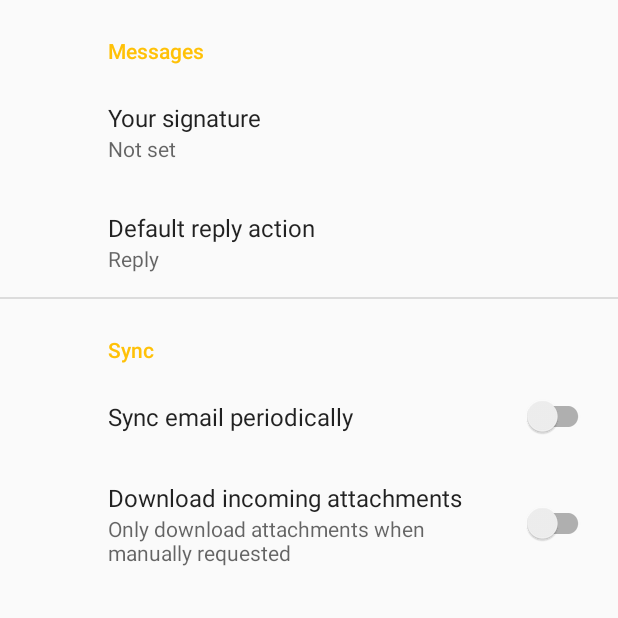
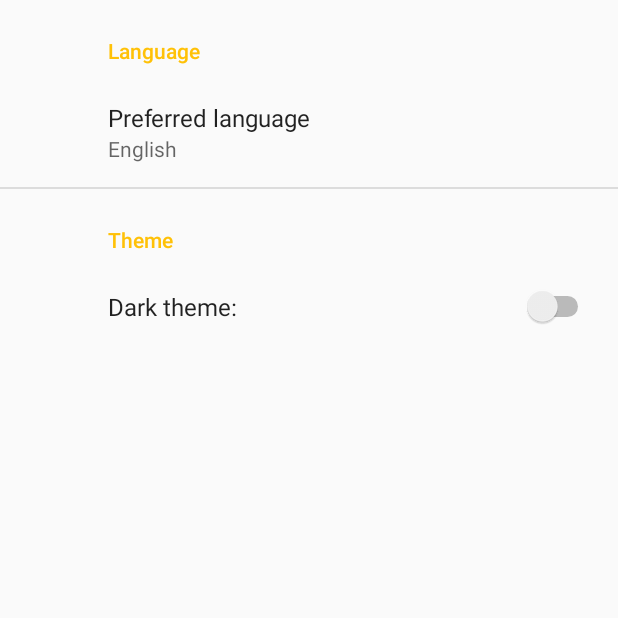
Before and after one commit to junedacaya/SolarControllerProject, an Android app: the SettingsScreen screen opened directly, with no data from a screen before it, on a phone screen of 412 x 824 dp, the top half of it. Run offline under Robolectric (Android 15) with nearby library versions, the phone set to English and light mode, and no system bars; our stand-ins replace androidx.preference.

Commit message:
add language and theme setting

```diff
--- a/app/src/main/res/values/strings.xml
+++ b/app/src/main/res/values/strings.xml
@@ -16,12 +16,12 @@
     <string name="title_activity_settings_screen">Settings</string>
 
     <!-- Preference Titles -->
-    <string name="messages_header">Messages</string>
-    <string name="sync_header">Sync</string>
+    <string name="language_header">Language</string>
+    <string name="theme_header">Theme</string>
 
-    <!-- Messages Preferences -->
+    <!-- Language Preferences -->
     <string name="signature_title">Your signature</string>
-    <string name="reply_title">Default reply action</string>
+    <string name="language_title">Preferred language </string>
 
     <!-- Sync Preferences -->
     <string name="sync_title">Sync email periodically</string>
@@ -30,4 +30,14 @@
     </string>
     <string name="attachment_summary_off">Only download attachments when manually requested</string>
     <string name="communicate">Communicate</string>
+    <string name="dark_theme">Dark theme:</string>
+
+    <string-array name="language_entries">
+        <item>English</item>
+        <item>French</item>
+    </string-array>
+    <string-array name="language_entries_values">
+        <item>1</item>
+        <item>2</item>
+    </string-array>
 </resources>
--- a/app/src/main/res/xml/root_preferences.xml
+++ b/app/src/main/res/xml/root_preferences.xml
@@ -16,35 +16,24 @@
 
 <PreferenceScreen xmlns:app="http://schemas.android.com/apk/res-auto">
 
-    <PreferenceCategory app:title="@string/messages_header">
-
-        <EditTextPreference
-            app:key="signature"
-            app:title="@string/signature_title"
-            app:useSimpleSummaryProvider="true" />
+    <PreferenceCategory app:title="@string/language_header">
 
         <ListPreference
-            app:defaultValue="reply"
-            app:entries="@array/reply_entries"
-            app:entryValues="@array/reply_values"
-            app:key="reply"
-            app:title="@string/reply_title"
+            app:defaultValue="1"
+            app:entries="@array/language_entries"
+            app:entryValues="@array/language_entries_values"
+            app:key="language"
+            app:title="@string/language_title"
             app:useSimpleSummaryProvider="true" />
 
     </PreferenceCategory>
 
-    <PreferenceCategory app:title="@string/sync_header">
+    <PreferenceCategory app:title="@string/theme_header">
 
-        <SwitchPreferenceCompat
-            app:key="sync"
-            app:title="@string/sync_title" />
-
-        <SwitchPreferenceCompat
-            app:dependency="sync"
-            app:key="attachment"
-            app:summaryOff="@string/attachment_summary_off"
-            app:summaryOn="@string/attachment_summary_on"
-            app:title="@string/attachment_title" />
+        <SwitchPreference
+            app:defaultValue="false"
+            app:key="switch_preference_1"
+            app:title="@string/dark_theme" />
 
     </PreferenceCategory>
 
```
